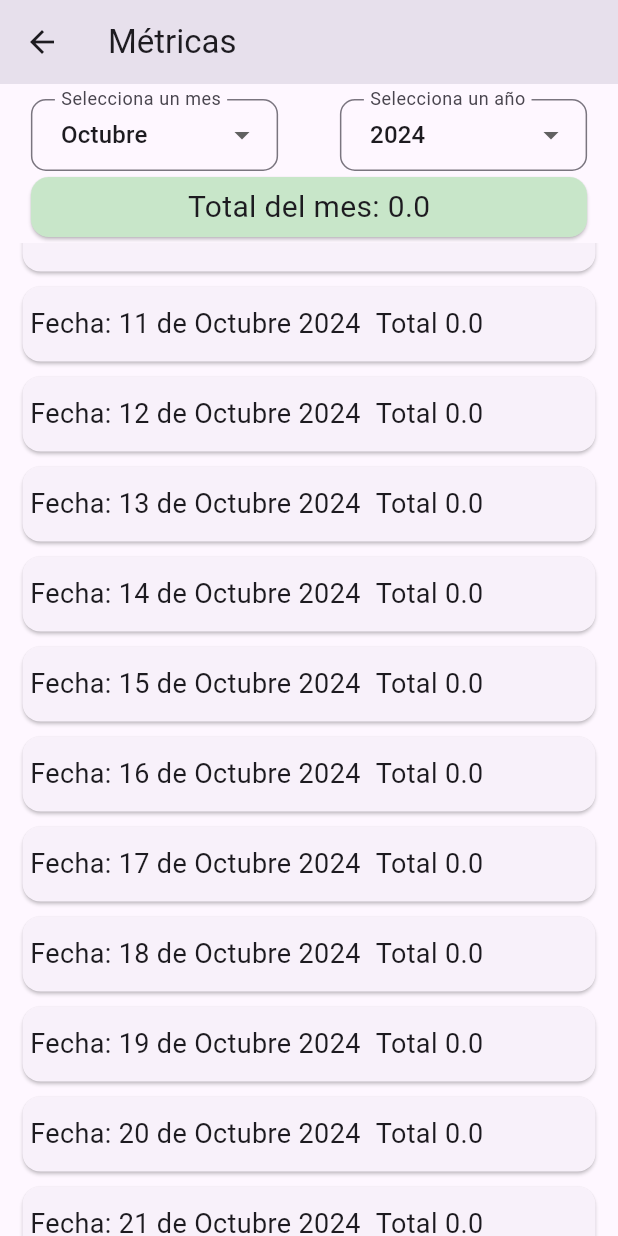
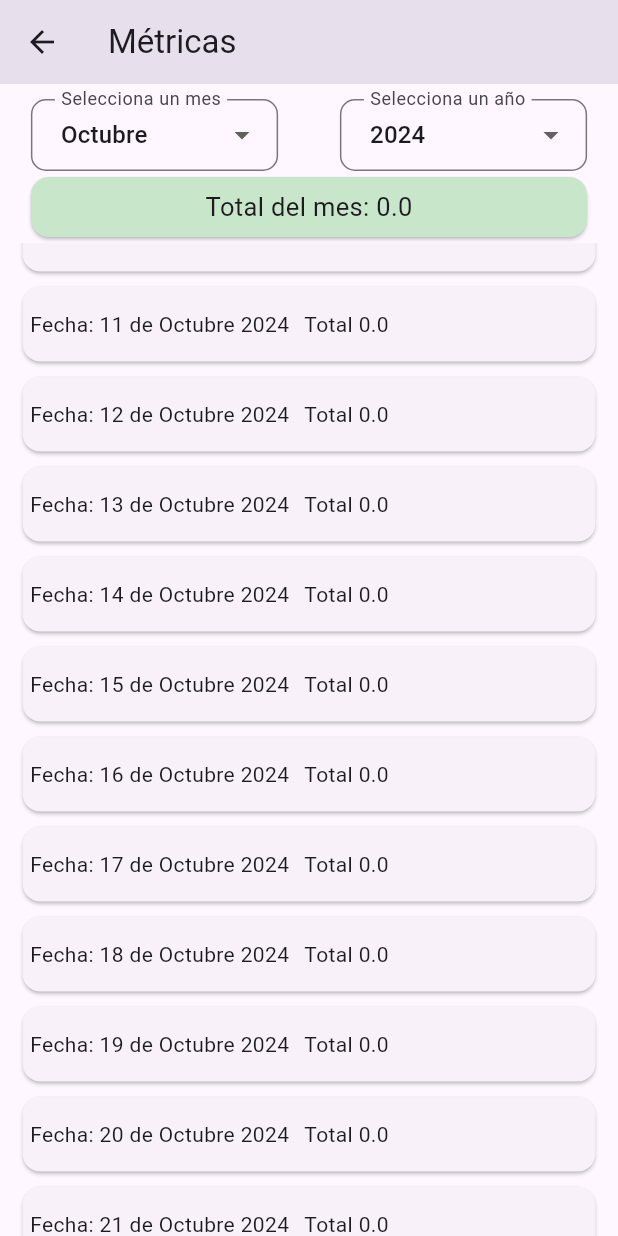
Before and after one commit to offeredelmo/MiTiendita, a Flutter app: the Metrics screen opened by its route, scrolled down 576 dp, on a phone screen of 412 x 824 dp. Run offline on Flutter 3.47's test engine with Material 3 defaults, Android fonts, the phone set to English and light mode, and no system bars; our stand-ins replace bloc, dartz, flutter_bloc, get_it, google_mobile_ads, hive_flutter and 3 more; missing offline and left inert: dart:ffi; accounts and stored records are empty; network calls fail.

Commit message:
se a resuelto el error del inputsearch para buscar productos y tambien se a cambiado el tamaño del texto en las metricas. status: funcional

```diff
--- a/lib/Products/data/dataSorce/product_local_data_source.dart
+++ b/lib/Products/data/dataSorce/product_local_data_source.dart
@@ -60,7 +60,7 @@ class ProductsLocalDataSourceImpl implements ProductsLocalDataSource {
   Future<bool> updateProduct(Product productToUpdate) async {
     try {
       final box = await Hive.openBox<ProductDto>(_boxName);
-      final existingProductDto = box.get(productToUpdate.id);
+      final existingProductDto = await box.get(productToUpdate.id);
       if (existingProductDto != null) {
         // Actualizar los campos del ProductDto existente
         existingProductDto.name = productToUpdate.name;
--- a/lib/Sales/presentation/Screens/metrics.dart
+++ b/lib/Sales/presentation/Screens/metrics.dart
@@ -140,7 +140,7 @@ class _BodyMetricsState extends State<BodyMetrics> {
                             child: Center(
                               child: Text(
                                 "Total del mes: ${_totoalMonth(state.totalSales)}",
-                                style: const TextStyle(fontSize: 20),
+                                style: const TextStyle(fontSize: 17),
                               ),
                             ),
                           ),
@@ -159,16 +159,14 @@ class _BodyMetricsState extends State<BodyMetrics> {
                                         children: [
                                           Text(
                                             "Fecha: ${index + 1} de $selectedMonth $selectedYear",
-                                            style:
-                                                const TextStyle(fontSize: 18),
+
                                           ),
                                           const SizedBox(
                                             width: 10,
                                           ),
                                           Text(
                                             "Total ${state.totalSales[index]}",
-                                            style:
-                                                const TextStyle(fontSize: 18),
+
                                           ),
                                         ],
                                       )),
--- a/lib/main.dart
+++ b/lib/main.dart
@@ -32,8 +32,6 @@ void main() async {
 class MyApp extends StatelessWidget {
   const MyApp({super.key});
 
-  // This widget is the root of your application.
-  @override
   Widget build(BuildContext context) {
     return MultiBlocProvider(
 
```
Also changed, not shown: lib/Sales/presentation/Screens/Sell.dart (+47 -13 lines).
